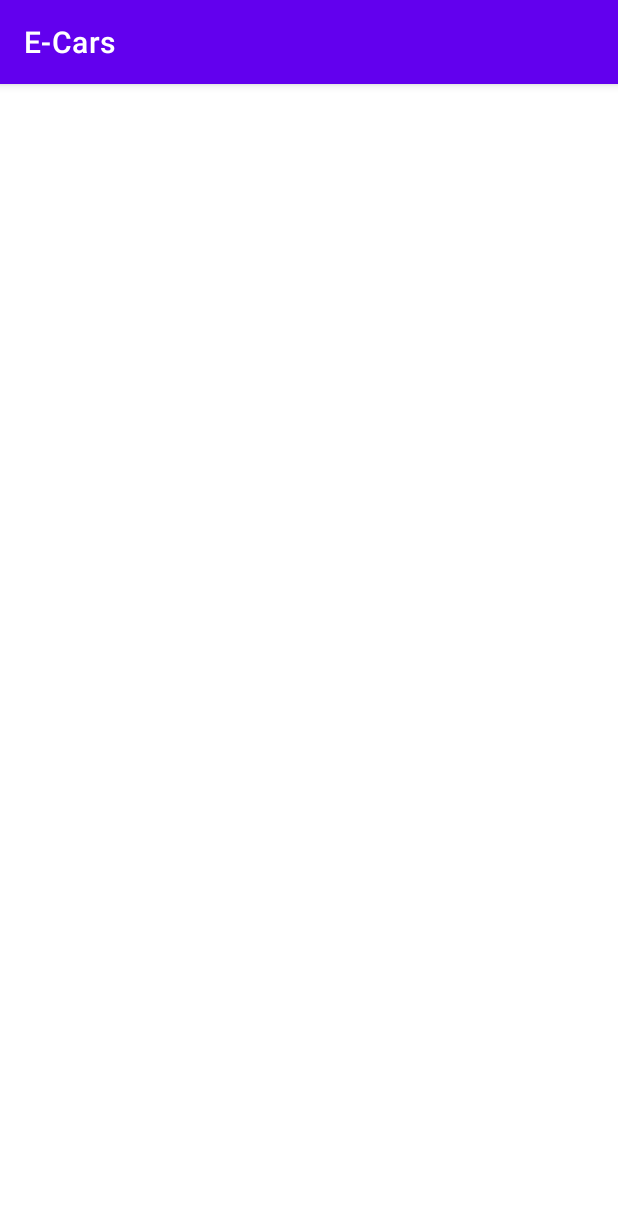
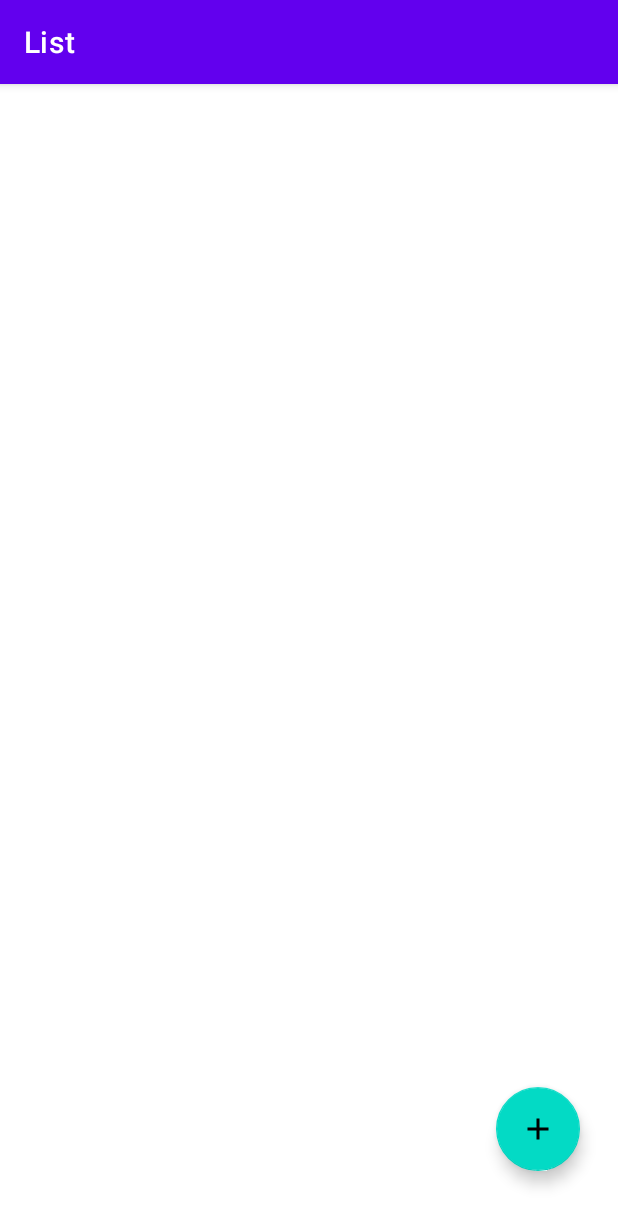
Before and after one commit to yaromchikV/E-Cars, an Android app: the screen it shows after launch (MainActivity), on a phone screen of 412 x 824 dp. Shown: the top 1226 px of the screen. Run offline under Robolectric (Android 15) with nearby library versions, the phone set to English and light mode, and no system bars; our stand-ins replace navigation-ui.

Commit message:
feat: add navigation and "add item"

```diff
--- a/app/src/main/java/com/yaromchikv/ecars/MainActivity.kt
+++ b/app/src/main/java/com/yaromchikv/ecars/MainActivity.kt
@@ -3,6 +3,7 @@ package com.yaromchikv.ecars
 import androidx.appcompat.app.AppCompatActivity
 import android.os.Bundle
 import androidx.navigation.findNavController
+import androidx.navigation.fragment.NavHostFragment
 import androidx.navigation.ui.setupActionBarWithNavController
 import com.yaromchikv.ecars.databinding.ActivityMainBinding
 
@@ -10,10 +11,19 @@ class MainActivity : AppCompatActivity() {
 
     private lateinit var binding: ActivityMainBinding
 
+    private lateinit var navHostFragment: NavHostFragment
+
     override fun onCreate(savedInstanceState: Bundle?) {
         super.onCreate(savedInstanceState)
         binding = ActivityMainBinding.inflate(layoutInflater)
         setContentView(binding.root)
 
+        navHostFragment =
+            supportFragmentManager.findFragmentById(R.id.fragmentContainerView) as NavHostFragment
+        setupActionBarWithNavController(navHostFragment.navController)
+    }
+
+    override fun onSupportNavigateUp(): Boolean {
+        return navHostFragment.navController.navigateUp() || super.onSupportNavigateUp()
     }
 }
--- /dev/null
+++ b/app/src/main/java/com/yaromchikv/ecars/fragments/list/ListFragment.kt
@@ -0,0 +1,37 @@
+package com.yaromchikv.ecars.fragments.list
+
+import android.os.Bundle
+import androidx.fragment.app.Fragment
+import android.view.LayoutInflater
+import android.view.View
+import android.view.ViewGroup
+import androidx.navigation.fragment.findNavController
+import com.yaromchikv.ecars.R
+import com.yaromchikv.ecars.databinding.FragmentListBinding
+
+class ListFragment : Fragment() {
+
+    private var _binding: FragmentListBinding? = null
+    private val binding get() = _binding!!
+
+    override fun onCreateView(
+        inflater: LayoutInflater, container: ViewGroup?,
+        savedInstanceState: Bundle?
+    ): View {
+        _binding = FragmentListBinding.inflate(inflater, container, false)
+        return binding.root
+    }
+
+    override fun onViewCreated(view: View, savedInstanceState: Bundle?) {
+        super.onViewCreated(view, savedInstanceState)
+
+        binding.floatingActionButton.setOnClickListener {
+            findNavController().navigate(R.id.action_listFragment_to_addFragment)
+        }
+    }
+
+    override fun onDestroyView() {
+        super.onDestroyView()
+        _binding = null
+    }
+}
--- /dev/null
+++ b/app/src/main/res/drawable/ic_add.xml
@@ -0,0 +1,10 @@
+<vector xmlns:android="http://schemas.android.com/apk/res/android"
+    android:width="24dp"
+    android:height="24dp"
+    android:viewportWidth="24"
+    android:viewportHeight="24"
+    android:tint="?attr/colorControlNormal">
+  <path
+      android:fillColor="@android:color/white"
+      android:pathData="M19,13h-6v6h-2v-6H5v-2h6V5h2v6h6v2z"/>
+</vector>
--- a/app/src/main/res/layout/activity_main.xml
+++ b/app/src/main/res/layout/activity_main.xml
@@ -6,4 +6,16 @@
     android:layout_height="match_parent"
     tools:context=".MainActivity">
 
+    <androidx.fragment.app.FragmentContainerView
+        android:id="@+id/fragmentContainerView"
+        android:name="androidx.navigation.fragment.NavHostFragment"
+        android:layout_width="409dp"
+        android:layout_height="729dp"
+        app:defaultNavHost="true"
+        app:layout_constraintBottom_toBottomOf="parent"
+        app:layout_constraintEnd_toEndOf="parent"
+        app:layout_constraintHorizontal_bias="0.5"
+        app:layout_constraintStart_toStartOf="parent"
+        app:layout_constraintTop_toTopOf="parent"
+        app:navGraph="@navigation/navigation" />
 </androidx.constraintlayout.widget.ConstraintLayout>
--- /dev/null
+++ b/app/src/main/res/layout/fragment_list.xml
@@ -0,0 +1,31 @@
+<?xml version="1.0" encoding="utf-8"?>
+<androidx.constraintlayout.widget.ConstraintLayout xmlns:android="http://schemas.android.com/apk/res/android"
+    xmlns:app="http://schemas.android.com/apk/res-auto"
+    xmlns:tools="http://schemas.android.com/tools"
+    android:layout_width="match_parent"
+    android:layout_height="match_parent"
+    tools:context=".fragments.list.ListFragment">
+
+    <androidx.recyclerview.widget.RecyclerView
+        android:id="@+id/recycler_view"
+        android:layout_width="409dp"
+        android:layout_height="729dp"
+        app:layout_constraintBottom_toBottomOf="parent"
+        app:layout_constraintEnd_toEndOf="parent"
+        app:layout_constraintHorizontal_bias="0.5"
+        app:layout_constraintStart_toStartOf="parent"
+        app:layout_constraintTop_toTopOf="parent" />
+
+    <com.google.android.material.floatingactionbutton.FloatingActionButton
+        android:id="@+id/floatingActionButton"
+        android:layout_width="wrap_content"
+        android:layout_height="wrap_content"
+        android:layout_marginEnd="24dp"
+        android:layout_marginBottom="24dp"
+        android:clickable="true"
+        android:focusable="true"
+        android:src="@drawable/ic_add"
+        android:tint="@android:color/white"
+        app:layout_constraintBottom_toBottomOf="parent"
+        app:layout_constraintEnd_toEndOf="parent" />
+</androidx.constraintlayout.widget.ConstraintLayout>
--- /dev/null
+++ b/app/src/main/res/navigation/navigation.xml
@@ -0,0 +1,26 @@
+<?xml version="1.0" encoding="utf-8"?>
+<navigation xmlns:android="http://schemas.android.com/apk/res/android"
+    xmlns:app="http://schemas.android.com/apk/res-auto"
+    xmlns:tools="http://schemas.android.com/tools"
+    android:id="@+id/navigation"
+    app:startDestination="@id/listFragment">
+
+    <fragment
+        android:id="@+id/listFragment"
+        android:name="com.yaromchikv.ecars.fragments.list.ListFragment"
+        android:label="List"
+        tools:layout="@layout/fragment_list" >
+        <action
+            android:id="@+id/action_listFragment_to_addFragment"
+            app:destination="@id/addFragment" />
+    </fragment>
+    <fragment
+        android:id="@+id/addFragment"
+        android:name="com.yaromchikv.ecars.fragments.add.AddFragment"
+        android:label="Add"
+        tools:layout="@layout/fragment_add" >
+        <action
+            android:id="@+id/action_addFragment_to_listFragment"
+            app:destination="@id/listFragment" />
+    </fragment>
+</navigation>
```
Also changed, not shown: app/src/main/java/com/yaromchikv/ecars/fragments/add/AddFragment.kt (added, +70 -0 lines), app/src/main/res/layout/fragment_add.xml (added, +73 -0 lines).
